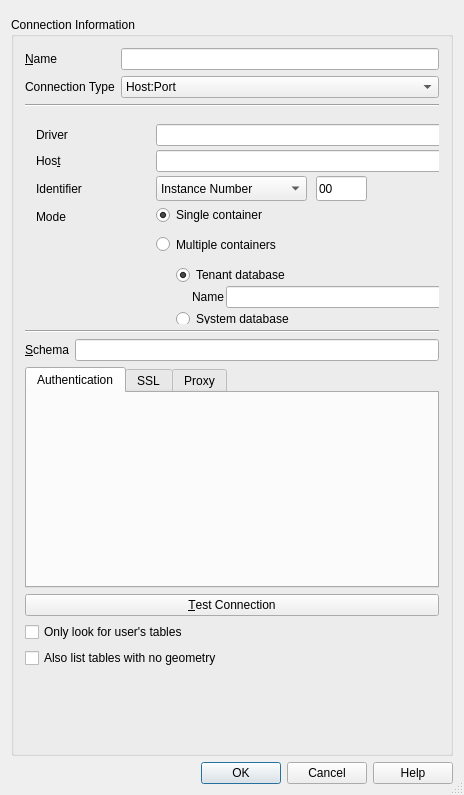
This is src/ui/qgshananewconnectionbase.ui in qgis/QGIS as Qt 5 draws it before an edit. The edited form follows.
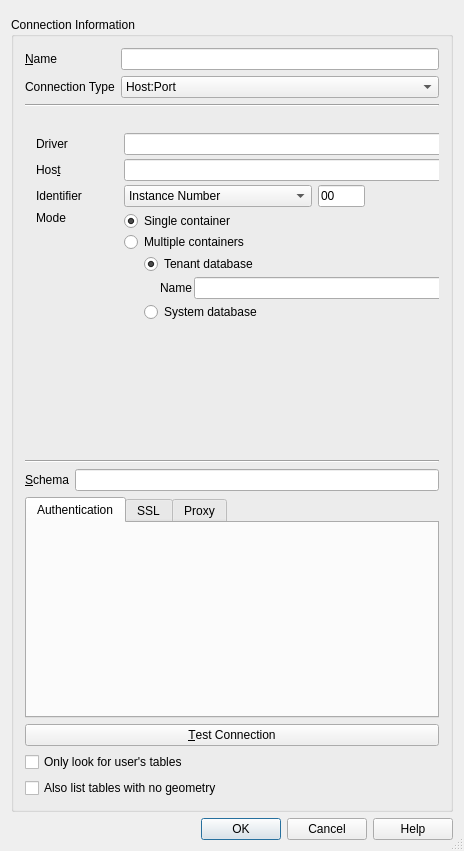
This is the edited form. The open tabs and pages were chosen to show the change. Custom widgets are drawn as their Qt base class.

Commit message: HANA: fix incorrect position/size of ui controls in connection dialog

```diff
--- a/src/ui/qgshananewconnectionbase.ui
+++ b/src/ui/qgshananewconnectionbase.ui
@@ -7,19 +7,19 @@
     <x>0</x>
     <y>0</y>
     <width>464</width>
-    <height>795</height>
+    <height>851</height>
    </rect>
   </property>
   <property name="sizePolicy">
-   <sizepolicy hsizetype="MinimumExpanding" vsizetype="MinimumExpanding">
+   <sizepolicy hsizetype="Preferred" vsizetype="Preferred">
     <horstretch>0</horstretch>
     <verstretch>0</verstretch>
    </sizepolicy>
   </property>
   <property name="maximumSize">
    <size>
-    <width>600</width>
-    <height>800</height>
+    <width>4000</width>
+    <height>6000</height>
    </size>
   </property>
   <property name="windowTitle">
@@ -98,47 +98,59 @@
         <property name="sizePolicy">
          <sizepolicy hsizetype="Preferred" vsizetype="Preferred">
           <horstretch>0</horstretch>
-          <verstretch>0</verstretch>
+          <verstretch>1</verstretch>
          </sizepolicy>
         </property>
         <property name="minimumSize">
          <size>
           <width>0</width>
-          <height>211</height>
+          <height>0</height>
          </size>
         </property>
         <property name="maximumSize">
          <size>
           <width>16777215</width>
-          <height>232</height>
+          <height>16777215</height>
          </size>
         </property>
         <property name="currentIndex">
-         <number>1</number>
+         <number>0</number>
         </property>
         <widget class="QWidget" name="pageHostPort">
          <property name="enabled">
           <bool>true</bool>
          </property>
          <property name="sizePolicy">
-          <sizepolicy hsizetype="Preferred" vsizetype="Fixed">
+          <sizepolicy hsizetype="Preferred" vsizetype="Preferred">
            <horstretch>1</horstretch>
            <verstretch>1</verstretch>
           </sizepolicy>
          </property>
+         <property name="minimumSize">
+          <size>
+           <width>0</width>
+           <height>0</height>
+          </size>
+         </property>
+         <property name="autoFillBackground">
+          <bool>false</bool>
+         </property>
          <widget class="QWidget" name="layoutWidget">
           <property name="geometry">
            <rect>
             <x>0</x>
             <y>0</y>
             <width>421</width>
-            <height>213</height>
+            <height>220</height>
            </rect>
           </property>
-          <layout class="QGridLayout" name="grdConnectionSettings" rowstretch="1,1,1,1,1" columnminimumwidth="114,1">
+          <layout class="QGridLayout" name="grdConnectionSettings" rowstretch="1,0,0,0,0">
            <property name="sizeConstraint">
             <enum>QLayout::SetNoConstraint</enum>
            </property>
+           <property name="topMargin">
+            <number>0</number>
+           </property>
            <property name="rightMargin">
             <number>1</number>
            </property>
@@ -150,16 +162,22 @@
            </property>
            <item row="4" column="1">
             <widget class="QFrame" name="frmMode">
+             <property name="sizePolicy">
+              <sizepolicy hsizetype="Preferred" vsizetype="Preferred">
+               <horstretch>0</horstretch>
+               <verstretch>1</verstretch>
+              </sizepolicy>
+             </property>
              <property name="minimumSize">
               <size>
                <width>0</width>
-               <height>124</height>
+               <height>0</height>
               </size>
              </property>
              <property name="maximumSize">
               <size>
                <width>16777215</width>
-               <height>124</height>
+               <height>16777215</height>
               </size>
              </property>
              <property name="frameShape">
@@ -277,7 +295,7 @@
                      <number>0</number>
                     </property>
                     <property name="verticalSpacing">
-                     <number>1</number>
+                     <number>3</number>
                     </property>
                     <property name="leftMargin">
                      <number>20</number>
@@ -382,73 +400,6 @@
              </layout>
             </widget>
            </item>
-           <item row="3" column="1">
-            <widget class="QFrame" name="frmIdentifier">
-             <property name="minimumSize">
-              <size>
-               <width>0</width>
-               <height>25</height>
-              </size>
-             </property>
-             <property name="maximumSize">
-              <size>
-               <width>16777215</width>
-               <height>25</height>
-              </size>
-             </property>
-             <property name="frameShadow">
-              <enum>QFrame::Raised</enum>
-             </property>
-             <widget class="QComboBox" name="cmbIdentifierType">
-              <property name="geometry">
-               <rect>
-                <x>0</x>
-                <y>0</y>
-                <width>151</width>
-                <height>25</height>
-               </rect>
-              </property>
-              <item>
-               <property name="text">
-                <string>Instance Number</string>
-               </property>
-              </item>
-              <item>
-               <property name="text">
-                <string>Port Number</string>
-               </property>
-              </item>
-             </widget>
-             <widget class="QLineEdit" name="txtIdentifier">
-              <property name="geometry">
-               <rect>
-                <x>160</x>
-                <y>0</y>
-                <width>51</width>
-                <height>25</height>
-               </rect>
-              </property>
-              <property name="minimumSize">
-               <size>
-                <width>0</width>
-                <height>0</height>
-               </size>
-              </property>
-              <property name="maximumSize">
-               <size>
-                <width>16777215</width>
-                <height>16777215</height>
-               </size>
-              </property>
-              <property name="text">
-               <string>00</string>
-              </property>
-              <property name="maxLength">
-               <number>5</number>
-              </property>
-             </widget>
-            </widget>
-           </item>
            <item row="2" column="1">
             <widget class="QLineEdit" name="txtHost">
              <property name="sizePolicy">
@@ -459,6 +410,45 @@
              </property>
             </widget>
            </item>
+           <item row="2" column="0">
+            <widget class="QLabel" name="lblHost">
+             <property name="text">
+              <string>Hos&amp;t</string>
+             </property>
+             <property name="buddy">
+              <cstring>txtHost</cstring>
+             </property>
+            </widget>
+           </item>
+           <item row="3" column="0">
+            <widget class="QLabel" name="lbIdentifier">
+             <property name="sizePolicy">
+              <sizepolicy hsizetype="Preferred" vsizetype="Preferred">
+               <horstretch>0</horstretch>
+               <verstretch>1</verstretch>
+              </sizepolicy>
+             </property>
+             <property name="maximumSize">
+              <size>
+               <width>16777215</width>
+               <height>16777215</height>
+              </size>
+             </property>
+             <property name="text">
+              <string>Identifier</string>
+             </property>
+            </widget>
+           </item>
+           <item row="1" column="1">
+            <widget class="QLineEdit" name="txtDriver">
+             <property name="sizePolicy">
+              <sizepolicy hsizetype="Preferred" vsizetype="Fixed">
+               <horstretch>0</horstretch>
+               <verstretch>0</verstretch>
+              </sizepolicy>
+             </property>
+            </widget>
+           </item>
            <item row="4" column="0">
             <widget class="QLabel" name="lblMode">
              <property name="minimumSize">
@@ -470,7 +460,7 @@
              <property name="maximumSize">
               <size>
                <width>16777215</width>
-               <height>100</height>
+               <height>16777215</height>
               </size>
              </property>
              <property name="text">
@@ -481,12 +471,76 @@
              </property>
             </widget>
            </item>
-           <item row="3" column="0">
-            <widget class="QLabel" name="lbIdentifier">
-             <property name="text">
-              <string>Identifier</string>
-             </property>
-            </widget>
+           <item row="3" column="1">
+            <layout class="QGridLayout" name="gridLayout" columnstretch="4,1,0" columnminimumwidth="100,20,0">
+             <item row="0" column="0">
+              <widget class="QComboBox" name="cmbIdentifierType">
+               <property name="sizePolicy">
+                <sizepolicy hsizetype="Preferred" vsizetype="Preferred">
+                 <horstretch>1</horstretch>
+                 <verstretch>1</verstretch>
+                </sizepolicy>
+               </property>
+               <property name="maximumSize">
+                <size>
+                 <width>400</width>
+                 <height>16777215</height>
+                </size>
+               </property>
+               <item>
+                <property name="text">
+                 <string>Instance Number</string>
+                </property>
+               </item>
+               <item>
+                <property name="text">
+                 <string>Port Number</string>
+                </property>
+               </item>
+              </widget>
+             </item>
+             <item row="0" column="1">
+              <widget class="QLineEdit" name="txtIdentifier">
+               <property name="sizePolicy">
+                <sizepolicy hsizetype="Preferred" vsizetype="Preferred">
+                 <horstretch>1</horstretch>
+                 <verstretch>1</verstretch>
+                </sizepolicy>
+               </property>
+               <property name="minimumSize">
+                <size>
+                 <width>0</width>
+                 <height>0</height>
+                </size>
+               </property>
+               <property name="maximumSize">
+                <size>
+                 <width>120</width>
+                 <height>16777215</height>
+                </size>
+               </property>
+               <property name="text">
+                <string>00</string>
+               </property>
+               <property name="maxLength">
+                <number>5</number>
+               </property>
+              </widget>
+             </item>
+             <item row="0" column="2">
+              <spacer name="horizontalSpacer">
+               <property name="orientation">
+                <enum>Qt::Horizontal</enum>
+               </property>
+               <property name="sizeHint" stdset="0">
+                <size>
+                 <width>80</width>
+                 <height>20</height>
+                </size>
+               </property>
+              </spacer>
+             </item>
+            </layout>
            </item>
            <item row="1" column="0">
             <widget class="QLabel" name="lblDriver">
@@ -498,32 +552,12 @@
              </property>
             </widget>
            </item>
-           <item row="2" column="0">
-            <widget class="QLabel" name="lblHost">
-             <property name="text">
-              <string>Hos&amp;t</string>
-             </property>
-             <property name="buddy">
-              <cstring>txtHost</cstring>
-             </property>
-            </widget>
-           </item>
-           <item row="1" column="1">
-            <widget class="QLineEdit" name="txtDriver">
-             <property name="sizePolicy">
-              <sizepolicy hsizetype="Preferred" vsizetype="Fixed">
-               <horstretch>0</horstretch>
-               <verstretch>0</verstretch>
-              </sizepolicy>
-             </property>
-            </widget>
-           </item>
           </layout>
          </widget>
         </widget>
         <widget class="QWidget" name="pageDsn">
          <property name="sizePolicy">
-          <sizepolicy hsizetype="Preferred" vsizetype="Fixed">
+          <sizepolicy hsizetype="Preferred" vsizetype="Preferred">
            <horstretch>0</horstretch>
            <verstretch>1</verstretch>
           </sizepolicy>
@@ -567,17 +601,17 @@
       </item>
       <item>
        <widget class="Line" name="line_3">
+        <property name="enabled">
+         <bool>true</bool>
+        </property>
         <property name="orientation">
          <enum>Qt::Horizontal</enum>
         </property>
        </widget>
       </item>
       <item>
-       <layout class="QFormLayout" name="frmSchema">
-        <property name="verticalSpacing">
-         <number>0</number>
-        </property>
-        <item row="2" column="0">
+       <layout class="QHBoxLayout" name="horizontalLayout">
+        <item>
          <widget class="QLabel" name="lblSchema">
           <property name="text">
            <string>&amp;Schema</string>
@@ -587,8 +621,15 @@
           </property>
          </widget>
         </item>
-        <item row="2" column="1">
-         <widget class="QLineEdit" name="txtSchema"/>
+        <item>
+         <widget class="QLineEdit" name="txtSchema">
+          <property name="sizePolicy">
+           <sizepolicy hsizetype="Expanding" vsizetype="Preferred">
+            <horstretch>0</horstretch>
+            <verstretch>0</verstretch>
+           </sizepolicy>
+          </property>
+         </widget>
         </item>
        </layout>
       </item>
@@ -864,6 +905,9 @@
         <property name="orientation">
          <enum>Qt::Vertical</enum>
         </property>
+        <property name="sizeType">
+         <enum>QSizePolicy::Expanding</enum>
+        </property>
         <property name="sizeHint" stdset="0">
          <size>
           <width>20</width>
```
Left out of the diff: 4 changed lines with no effect on the pictures. The commit also changes 1 other file.
